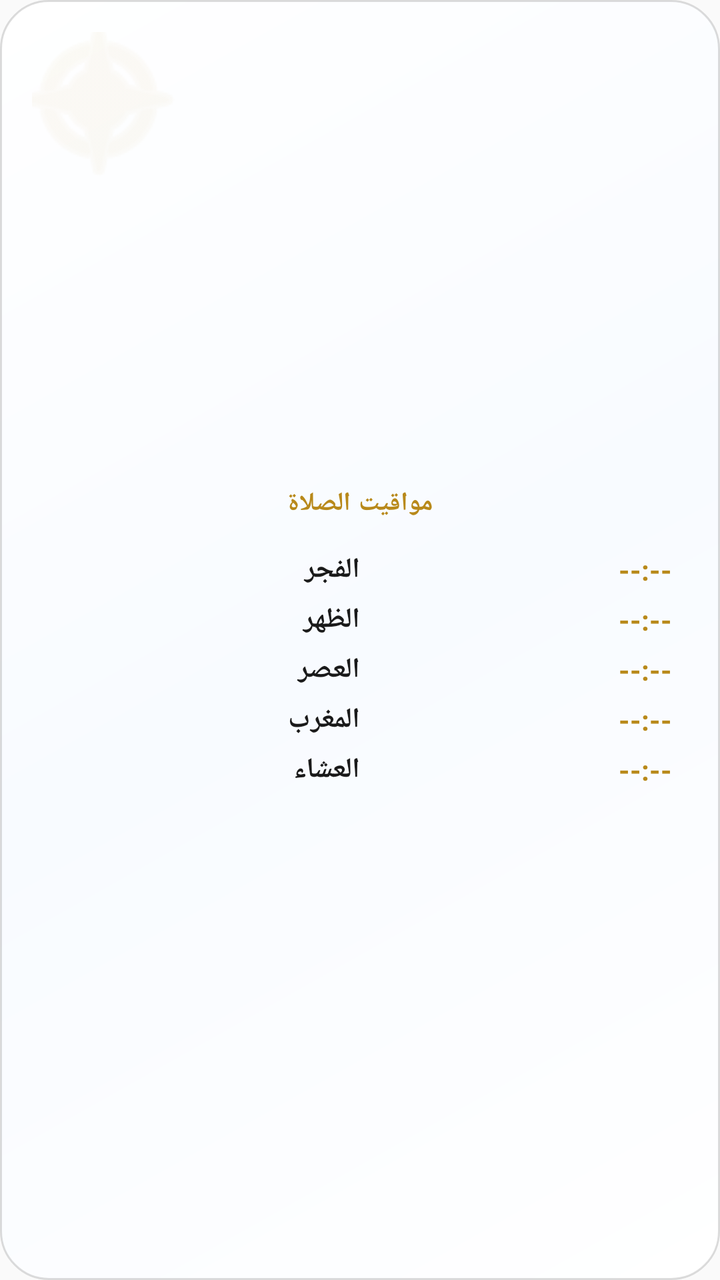
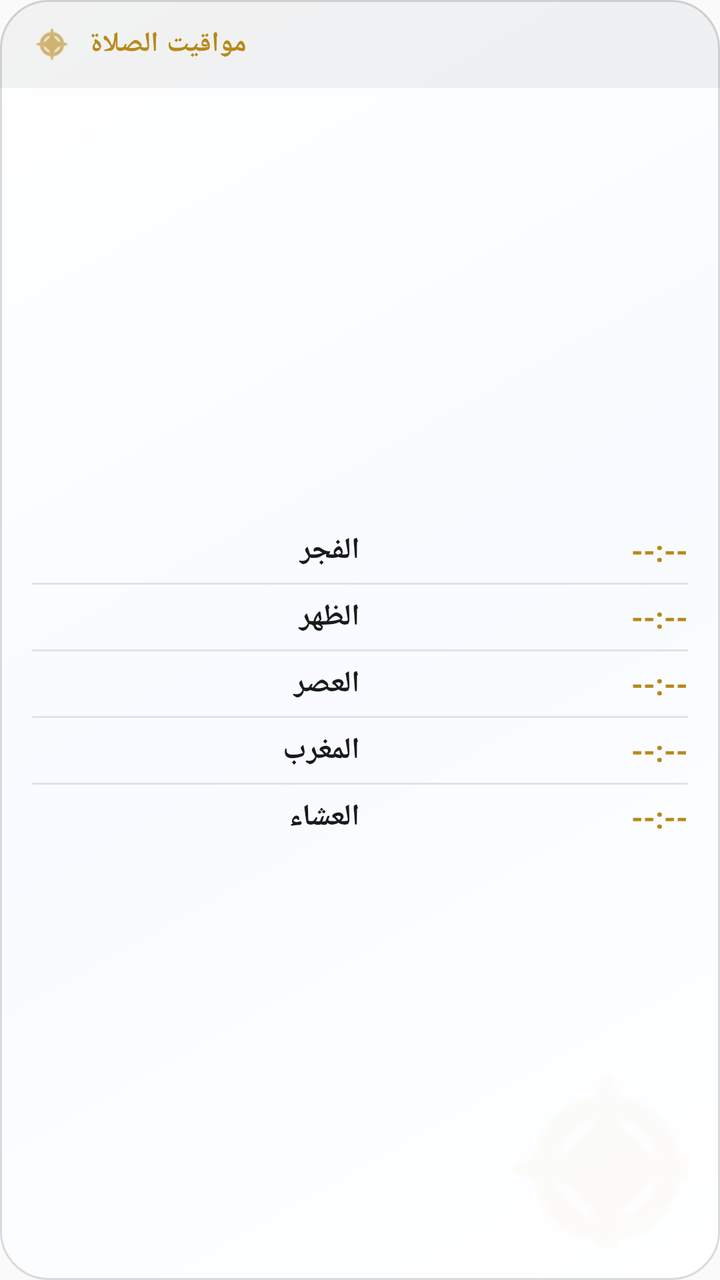

An Android layout rendered at two revisions. The XML below is the earlier revision; the diff shows what the commit changed to produce the second picture.
<!-- AndroidManifest.xml: application theme AppTheme -->
<!-- res/layout/widget_prayer_schedule.xml -->
<?xml version="1.0" encoding="utf-8"?>
<RelativeLayout xmlns:android="http://schemas.android.com/apk/res/android"
    android:id="@+id/widget_schedule_root"
    android:layout_width="match_parent"
    android:layout_height="match_parent"
    android:background="@drawable/widget_background_premium"
    android:padding="16dp">

    
    <ImageView
        android:id="@+id/widget_ic_bg"
        android:layout_width="96dp"
        android:layout_height="96dp"
        android:layout_alignParentStart="true"
        android:layout_alignParentTop="true"
        android:layout_marginTop="-15dp"
        android:layout_marginStart="-15dp"
        android:alpha="0.08"
        android:src="@android:drawable/ic_menu_compass"
        android:tint="@color/widget_text_accent" />

    <LinearLayout
        android:layout_width="match_parent"
        android:layout_height="match_parent"
        android:orientation="vertical"
        android:gravity="center_vertical"
        android:paddingStart="8dp"
        android:paddingEnd="8dp">

        <TextView
            android:layout_width="match_parent"
            android:layout_height="wrap_content"
            android:text="مواقيت الصلاة"
            android:textColor="@color/widget_text_accent"
            android:textSize="13sp"
            android:textStyle="bold"
            android:gravity="center"
            android:letterSpacing="0.05"
            android:layout_marginBottom="12dp" />

        <LinearLayout android:layout_width="match_parent" android:layout_height="wrap_content" android:orientation="horizontal" android:weightSum="2" android:paddingTop="3dp" android:paddingBottom="3dp">
            <TextView android:id="@+id/row_fajr_name" android:layout_width="0dp" android:layout_height="wrap_content" android:layout_weight="1" android:text="الفجر" android:textColor="@color/widget_text_primary" android:textSize="14sp" android:textStyle="bold" />
            <TextView android:id="@+id/row_fajr_time" android:layout_width="0dp" android:layout_height="wrap_content" android:layout_weight="1" android:text="--:--" android:textColor="@color/widget_text_accent" android:textSize="14sp" android:textStyle="bold" android:gravity="end" />
        </LinearLayout>
        
        <LinearLayout android:layout_width="match_parent" android:layout_height="wrap_content" android:orientation="horizontal" android:weightSum="2" android:paddingTop="3dp" android:paddingBottom="3dp">
            <TextView android:id="@+id/row_dhuhr_name" android:layout_width="0dp" android:layout_height="wrap_content" android:layout_weight="1" android:text="الظهر" android:textColor="@color/widget_text_primary" android:textSize="14sp" android:textStyle="bold" />
            <TextView android:id="@+id/row_dhuhr_time" android:layout_width="0dp" android:layout_height="wrap_content" android:layout_weight="1" android:text="--:--" android:textColor="@color/widget_text_accent" android:textSize="14sp" android:textStyle="bold" android:gravity="end" />
        </LinearLayout>

        <LinearLayout android:layout_width="match_parent" android:layout_height="wrap_content" android:orientation="horizontal" android:weightSum="2" android:paddingTop="3dp" android:paddingBottom="3dp">
            <TextView android:id="@+id/row_asr_name" android:layout_width="0dp" android:layout_height="wrap_content" android:layout_weight="1" android:text="العصر" android:textColor="@color/widget_text_primary" android:textSize="14sp" android:textStyle="bold" />
            <TextView android:id="@+id/row_asr_time" android:layout_width="0dp" android:layout_height="wrap_content" android:layout_weight="1" android:text="--:--" android:textColor="@color/widget_text_accent" android:textSize="14sp" android:textStyle="bold" android:gravity="end" />
        </LinearLayout>

        <LinearLayout android:layout_width="match_parent" android:layout_height="wrap_content" android:orientation="horizontal" android:weightSum="2" android:paddingTop="3dp" android:paddingBottom="3dp">
            <TextView android:id="@+id/row_maghrib_name" android:layout_width="0dp" android:layout_height="wrap_content" android:layout_weight="1" android:text="المغرب" android:textColor="@color/widget_text_primary" android:textSize="14sp" android:textStyle="bold" />
            <TextView android:id="@+id/row_maghrib_time" android:layout_width="0dp" android:layout_height="wrap_content" android:layout_weight="1" android:text="--:--" android:textColor="@color/widget_text_accent" android:textSize="14sp" android:textStyle="bold" android:gravity="end" />
        </LinearLayout>

        <LinearLayout android:layout_width="match_parent" android:layout_height="wrap_content" android:orientation="horizontal" android:weightSum="2" android:paddingTop="3dp" android:paddingBottom="3dp">
            <TextView android:id="@+id/row_isha_name" android:layout_width="0dp" android:layout_height="wrap_content" android:layout_weight="1" android:text="العشاء" android:textColor="@color/widget_text_primary" android:textSize="14sp" android:textStyle="bold" />
            <TextView android:id="@+id/row_isha_time" android:layout_width="0dp" android:layout_height="wrap_content" android:layout_weight="1" android:text="--:--" android:textColor="@color/widget_text_accent" android:textSize="14sp" android:textStyle="bold" android:gravity="end" />
        </LinearLayout>

    </LinearLayout>
</RelativeLayout>
<!-- resources referenced by this layout -->
<resources>
  <color name="widget_text_accent">#B8891A</color>
  <color name="widget_text_primary">#1A1A1A</color>
  <!-- drawable widget_background_premium (drawable) -->
  <?xml version="1.0" encoding="utf-8"?>
  <shape xmlns:android="http://schemas.android.com/apk/res/android">
      <gradient
          android:angle="135"
          android:startColor="@color/widget_bg_start"
          android:centerColor="@color/widget_bg_center"
          android:endColor="@color/widget_bg_end"
          android:type="linear" />
      <corners android:radius="24dp" />
      <stroke
          android:width="1dp"
          android:color="@color/widget_border" /> 
  </shape>
  <style name="AppTheme" parent="Theme.AppCompat.Light.DarkActionBar">
          
          <item name="colorPrimary">@color/colorPrimary</item>
          <item name="colorPrimaryDark">@color/colorPrimaryDark</item>
          <item name="colorAccent">@color/colorAccent</item>
      </style>
  <color name="widget_bg_start">#FFFFFF</color>
  <color name="widget_bg_center">#F8FBFF</color>
  <color name="widget_bg_end">#FFFFFF</color>
  <color name="widget_border">#22000000</color>
  <color name="colorPrimary">#0B1528</color>
  <color name="colorPrimaryDark">#080F1E</color>
  <color name="colorAccent">#D4A520</color>
</resources>

<!-- the commit's change to res/layout/widget_prayer_schedule.xml (unified diff, before → after) -->
@@ -1,67 +1,243 @@
 <?xml version="1.0" encoding="utf-8"?>
-<RelativeLayout xmlns:android="http://schemas.android.com/apk/res/android"
+<LinearLayout xmlns:android="http://schemas.android.com/apk/res/android"
     android:id="@+id/widget_schedule_root"
     android:layout_width="match_parent"
     android:layout_height="match_parent"
     android:background="@drawable/widget_background_premium"
-    android:padding="16dp">
+    android:orientation="vertical">
 
     
-    <ImageView
-        android:id="@+id/widget_ic_bg"
-        android:layout_width="96dp"
-        android:layout_height="96dp"
-        android:layout_alignParentStart="true"
-        android:layout_alignParentTop="true"
-        android:layout_marginTop="-15dp"
-        android:layout_marginStart="-15dp"
-        android:alpha="0.08"
-        android:src="@android:drawable/ic_menu_compass"
-        android:tint="@color/widget_text_accent" />
-
-    <LinearLayout
+    <RelativeLayout
+        android:layout_width="match_parent"
+        android:layout_height="wrap_content"
+        android:background="@drawable/widget_header_bg"
+        android:paddingStart="16dp"
+        android:paddingEnd="16dp"
+        android:paddingTop="12dp"
+        android:paddingBottom="12dp">
+
+        <ImageView
+            android:id="@+id/widget_header_icon"
+            android:layout_width="20dp"
+            android:layout_height="20dp"
+            android:layout_alignParentStart="true"
+            android:layout_centerVertical="true"
+            android:src="@android:drawable/ic_menu_compass"
+            android:tint="@color/widget_text_accent" />
+
+        <TextView
+            android:layout_width="wrap_content"
+            android:layout_height="wrap_content"
+            android:layout_centerVertical="true"
+            android:layout_marginStart="8dp"
+            android:layout_toEndOf="@id/widget_header_icon"
+            android:letterSpacing="0.05"
+            android:text="مواقيت الصلاة"
+            android:textColor="@color/widget_text_accent"
+            android:textSize="14sp"
+            android:textStyle="bold" />
+    </RelativeLayout>
+
+    
+    <RelativeLayout
         android:layout_width="match_parent"
         android:layout_height="match_parent"
-        android:orientation="vertical"
-        android:gravity="center_vertical"
-        android:paddingStart="8dp"
-        android:paddingEnd="8dp">
-
-        <TextView
+        android:padding="16dp">
+
+        
+        <ImageView
+            android:id="@+id/widget_ic_bg"
+            android:layout_width="120dp"
+            android:layout_height="120dp"
+            android:layout_alignParentEnd="true"
+            android:layout_alignParentBottom="true"
+            android:layout_marginEnd="-20dp"
+            android:layout_marginBottom="-20dp"
+            android:alpha="0.05"
+            android:src="@android:drawable/ic_menu_compass"
+            android:tint="@color/widget_text_accent" />
+
+        <LinearLayout
             android:layout_width="match_parent"
-            android:layout_height="wrap_content"
-            android:text="مواقيت الصلاة"
-            android:textColor="@color/widget_text_accent"
-            android:textSize="13sp"
-            android:textStyle="bold"
-            android:gravity="center"
-            android:letterSpacing="0.05"
-            android:layout_marginBottom="12dp" />
-
-        <LinearLayout android:layout_width="match_parent" android:layout_height="wrap_content" android:orientation="horizontal" android:weightSum="2" android:paddingTop="3dp" android:paddingBottom="3dp">
-            <TextView android:id="@+id/row_fajr_name" android:layout_width="0dp" android:layout_height="wrap_content" android:layout_weight="1" android:text="الفجر" android:textColor="@color/widget_text_primary" android:textSize="14sp" android:textStyle="bold" />
-            <TextView android:id="@+id/row_fajr_time" android:layout_width="0dp" android:layout_height="wrap_content" android:layout_weight="1" android:text="--:--" android:textColor="@color/widget_text_accent" android:textSize="14sp" android:textStyle="bold" android:gravity="end" />
+            android:layout_height="match_parent"
+            android:gravity="center_vertical"
+            android:orientation="vertical">
+
+            
+            <LinearLayout
+                android:layout_width="match_parent"
+                android:layout_height="wrap_content"
+                android:orientation="horizontal"
+                android:paddingTop="6dp"
+                android:paddingBottom="6dp"
+                android:weightSum="2">
+
+                <TextView
+                    android:id="@+id/row_fajr_name"
+                    android:layout_width="0dp"
+                    android:layout_height="wrap_content"
+                    android:layout_weight="1"
+                    android:text="الفجر"
+                    android:textColor="@color/widget_text_primary"
+                    android:textSize="15sp"
+                    android:textStyle="bold" />
+
+                <TextView
+                    android:id="@+id/row_fajr_time"
+                    android:layout_width="0dp"
+                    android:layout_height="wrap_content"
+                    android:layout_weight="1"
+                    android:gravity="end"
+                    android:text="--:--"
+                    android:textColor="@color/widget_text_accent"
+                    android:textSize="15sp"
+                    android:textStyle="bold" />
+            </LinearLayout>
+
+            <View
+                android:layout_width="match_parent"
+                android:layout_height="1dp"
+                android:background="@color/widget_divider" />
+
+            
+            <LinearLayout
+                android:layout_width="match_parent"
+                android:layout_height="wrap_content"
+                android:orientation="horizontal"
+                android:paddingTop="6dp"
+                android:paddingBottom="6dp"
+                android:weightSum="2">
+
+                <TextView
+                    android:id="@+id/row_dhuhr_name"
+                    android:layout_width="0dp"
+                    android:layout_height="wrap_content"
+                    android:layout_weight="1"
+                    android:text="الظهر"
+                    android:textColor="@color/widget_text_primary"
+                    android:textSize="15sp"
+                    android:textStyle="bold" />
+
+                <TextView
+                    android:id="@+id/row_dhuhr_time"
+                    android:layout_width="0dp"
+                    android:layout_height="wrap_content"
+                    android:layout_weight="1"
+                    android:gravity="end"
+                    android:text="--:--"
+                    android:textColor="@color/widget_text_accent"
+                    android:textSize="15sp"
+                    android:textStyle="bold" />
+            </LinearLayout>
+
+            <View
+                android:layout_width="match_parent"
+                android:layout_height="1dp"
+                android:background="@color/widget_divider" />
+
+            
+            <LinearLayout
+                android:layout_width="match_parent"
+                android:layout_height="wrap_content"
+                android:orientation="horizontal"
+                android:paddingTop="6dp"
+                android:paddingBottom="6dp"
+                android:weightSum="2">
+
+                <TextView
+                    android:id="@+id/row_asr_name"
+                    android:layout_width="0dp"
+                    android:layout_height="wrap_content"
+                    android:layout_weight="1"
+                    android:text="العصر"
+                    android:textColor="@color/widget_text_primary"
+                    android:textSize="15sp"
+                    android:textStyle="bold" />
+
+                <TextView
+                    android:id="@+id/row_asr_time"
+                    android:layout_width="0dp"
+                    android:layout_height="wrap_content"
+                    android:layout_weight="1"
+                    android:gravity="end"
+                    android:text="--:--"
+                    android:textColor="@color/widget_text_accent"
+                    android:textSize="15sp"
+                    android:textStyle="bold" />
+            </LinearLayout>
+
+            <View
+                android:layout_width="match_parent"
+                android:layout_height="1dp"
+                android:background="@color/widget_divider" />
+
+            
+            <LinearLayout
+                android:layout_width="match_parent"
+                android:layout_height="wrap_content"
+                android:orientation="horizontal"
+                android:paddingTop="6dp"
+                android:paddingBottom="6dp"
+                android:weightSum="2">
+
+                <TextView
+                    android:id="@+id/row_maghrib_name"
+                    android:layout_width="0dp"
+                    android:layout_height="wrap_content"
+                    android:layout_weight="1"
+                    android:text="المغرب"
+                    android:textColor="@color/widget_text_primary"
+                    android:textSize="15sp"
+                    android:textStyle="bold" />
+
+                <TextView
+                    android:id="@+id/row_maghrib_time"
+                    android:layout_width="0dp"
+                    android:layout_height="wrap_content"
+                    android:layout_weight="1"
+                    android:gravity="end"
+                    android:text="--:--"
+                    android:textColor="@color/widget_text_accent"
+                    android:textSize="15sp"
+                    android:textStyle="bold" />
+            </LinearLayout>
+
+            <View
+                android:layout_width="match_parent"
+                android:layout_height="1dp"
+                android:background="@color/widget_divider" />
+
+            
+            <LinearLayout
+                android:layout_width="match_parent"
+                android:layout_height="wrap_content"
+                android:orientation="horizontal"
+                android:paddingTop="6dp"
+                android:paddingBottom="6dp"
+                android:weightSum="2">
+
+                <TextView
+                    android:id="@+id/row_isha_name"
+                    android:layout_width="0dp"
+                    android:layout_height="wrap_content"
+                    android:layout_weight="1"
+                    android:text="العشاء"
+                    android:textColor="@color/widget_text_primary"
+                    android:textSize="15sp"
+                    android:textStyle="bold" />
+
+                <TextView
+                    android:id="@+id/row_isha_time"
+                    android:layout_width="0dp"
+                    android:layout_height="wrap_content"
+                    android:layout_weight="1"
+                    android:gravity="end"
+                    android:text="--:--"
+                    android:textColor="@color/widget_text_accent"
+                    android:textSize="15sp"
+                    android:textStyle="bold" />
+            </LinearLayout>
+
         </LinearLayout>
-        
-        <LinearLayout android:layout_width="match_parent" android:layout_height="wrap_content" android:orientation="horizontal" android:weightSum="2" android:paddingTop="3dp" android:paddingBottom="3dp">
-            <TextView android:id="@+id/row_dhuhr_name" android:layout_width="0dp" android:layout_height="wrap_content" android:layout_weight="1" android:text="الظهر" android:textColor="@color/widget_text_primary" android:textSize="14sp" android:textStyle="bold" />
-            <TextView android:id="@+id/row_dhuhr_time" android:layout_width="0dp" android:layout_height="wrap_content" android:layout_weight="1" android:text="--:--" android:textColor="@color/widget_text_accent" android:textSize="14sp" android:textStyle="bold" android:gravity="end" />
-        </LinearLayout>
-
-        <LinearLayout android:layout_width="match_parent" android:layout_height="wrap_content" android:orientation="horizontal" android:weightSum="2" android:paddingTop="3dp" android:paddingBottom="3dp">
-            <TextView android:id="@+id/row_asr_name" android:layout_width="0dp" android:layout_height="wrap_content" android:layout_weight="1" android:text="العصر" android:textColor="@color/widget_text_primary" android:textSize="14sp" android:textStyle="bold" />
-            <TextView android:id="@+id/row_asr_time" android:layout_width="0dp" android:layout_height="wrap_content" android:layout_weight="1" android:text="--:--" android:textColor="@color/widget_text_accent" android:textSize="14sp" android:textStyle="bold" android:gravity="end" />
-        </LinearLayout>
-
-        <LinearLayout android:layout_width="match_parent" android:layout_height="wrap_content" android:orientation="horizontal" android:weightSum="2" android:paddingTop="3dp" android:paddingBottom="3dp">
-            <TextView android:id="@+id/row_maghrib_name" android:layout_width="0dp" android:layout_height="wrap_content" android:layout_weight="1" android:text="المغرب" android:textColor="@color/widget_text_primary" android:textSize="14sp" android:textStyle="bold" />
-            <TextView android:id="@+id/row_maghrib_time" android:layout_width="0dp" android:layout_height="wrap_content" android:layout_weight="1" android:text="--:--" android:textColor="@color/widget_text_accent" android:textSize="14sp" android:textStyle="bold" android:gravity="end" />
-        </LinearLayout>
-
-        <LinearLayout android:layout_width="match_parent" android:layout_height="wrap_content" android:orientation="horizontal" android:weightSum="2" android:paddingTop="3dp" android:paddingBottom="3dp">
-            <TextView android:id="@+id/row_isha_name" android:layout_width="0dp" android:layout_height="wrap_content" android:layout_weight="1" android:text="العشاء" android:textColor="@color/widget_text_primary" android:textSize="14sp" android:textStyle="bold" />
-            <TextView android:id="@+id/row_isha_time" android:layout_width="0dp" android:layout_height="wrap_content" android:layout_weight="1" android:text="--:--" android:textColor="@color/widget_text_accent" android:textSize="14sp" android:textStyle="bold" android:gravity="end" />
-        </LinearLayout>
-
-    </LinearLayout>
-</RelativeLayout>
+    </RelativeLayout>
+</LinearLayout>
<!-- resource entries referenced after the edit -->
@@ -1,5 +1,6 @@
 <!-- resources referenced by this layout -->
 <resources>
+  <color name="widget_divider">#1A000000</color>
   <color name="widget_text_accent">#B8891A</color>
   <color name="widget_text_primary">#1A1A1A</color>
   <!-- drawable widget_background_premium (drawable) -->
@@ -16,6 +17,12 @@
           android:width="1dp"
           android:color="@color/widget_border" /> 
   </shape>
+  <!-- drawable widget_header_bg (drawable) -->
+  <?xml version="1.0" encoding="utf-8"?>
+  <shape xmlns:android="http://schemas.android.com/apk/res/android">
+      <solid android:color="@color/widget_header_bg" />
+      <corners android:topLeftRadius="24dp" android:topRightRadius="24dp" />
+  </shape>
   <style name="AppTheme" parent="Theme.AppCompat.Light.DarkActionBar">
           
           <item name="colorPrimary">@color/colorPrimary</item>
@@ -26,6 +33,7 @@
   <color name="widget_bg_center">#F8FBFF</color>
   <color name="widget_bg_end">#FFFFFF</color>
   <color name="widget_border">#22000000</color>
+  <color name="widget_header_bg">#0D000000</color>
   <color name="colorPrimary">#0B1528</color>
   <color name="colorPrimaryDark">#080F1E</color>
   <color name="colorAccent">#D4A520</color>
